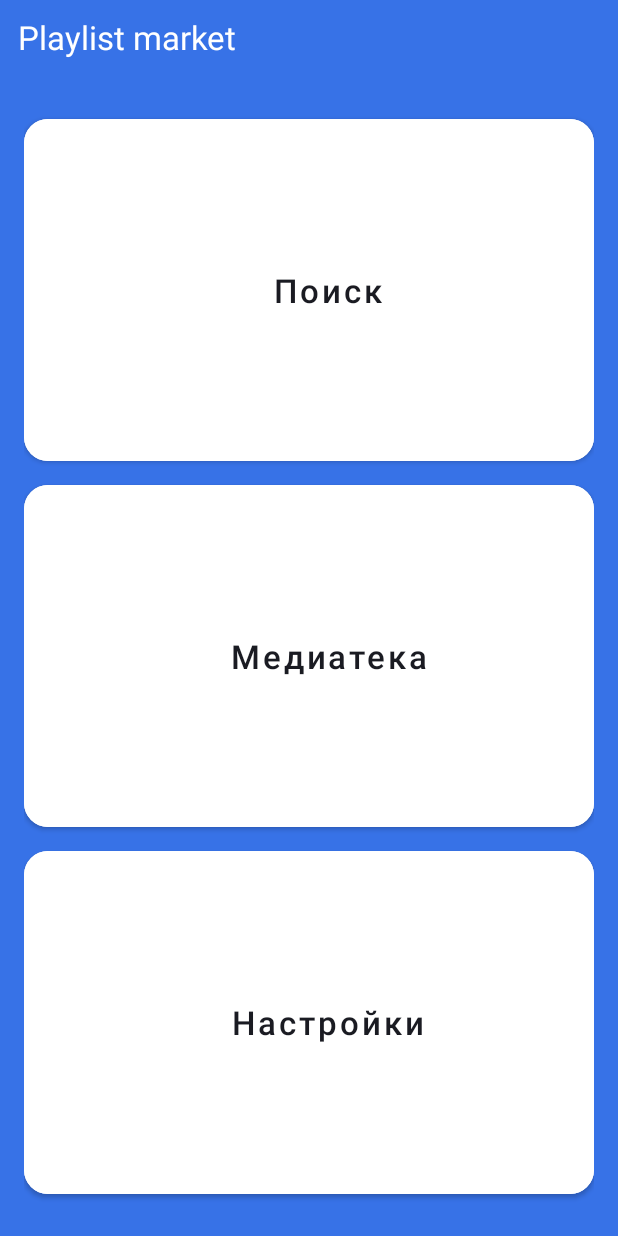
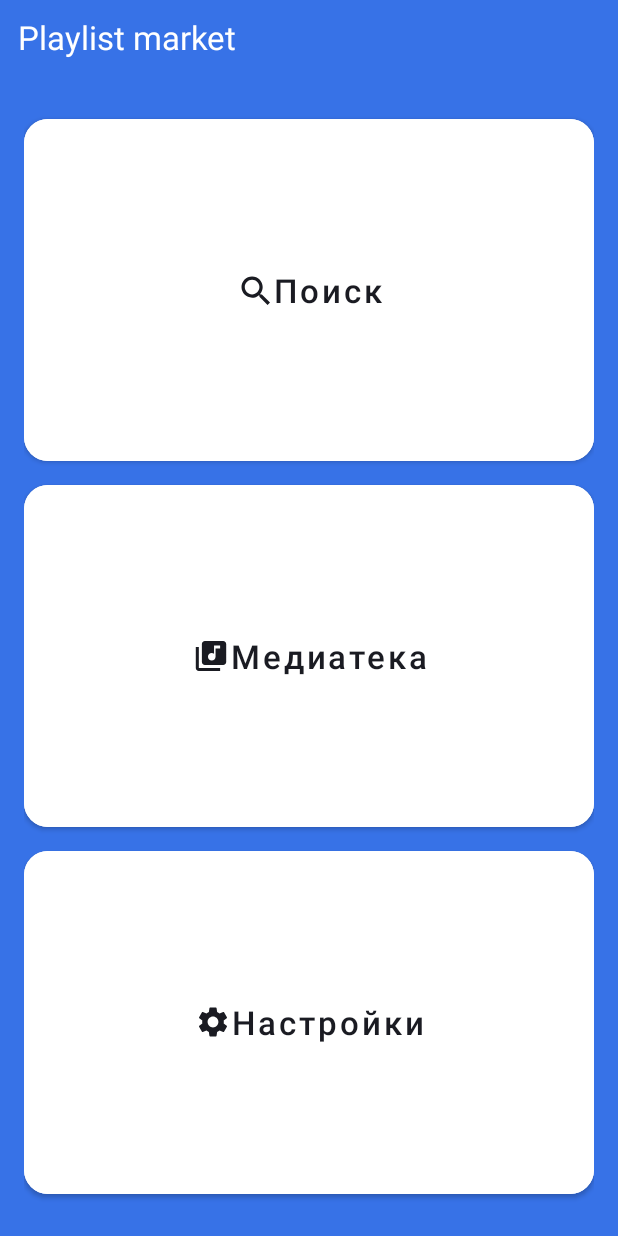
Before and after one commit to Sevlaria/PlaylistMaker, an Android app: the screen it shows after launch (MainActivity), on a phone screen of 412 x 824 dp. Run offline under Robolectric (Android 15) with nearby library versions, the phone set to English and light mode, and no system bars.

Commit message:
Последнее изменение

```diff
--- a/app/src/main/AndroidManifest.xml
+++ b/app/src/main/AndroidManifest.xml
@@ -11,6 +11,12 @@
         android:supportsRtl="true"
         android:theme="@style/Theme.MaterialComponents.DayNight.NoActionBar"
         tools:targetApi="31">
+        <activity android:name=".MediaActivity"
+            android:exported="false" />
+        <activity android:name=".SearchingActivity"
+            android:exported="false" />
+        <activity android:name=".SettingsActivity"
+            android:exported="false" />
         <activity
             android:name=".MainActivity"
             android:exported="true">
--- a/app/src/main/java/com/example/playlistmaker/MainActivity.kt
+++ b/app/src/main/java/com/example/playlistmaker/MainActivity.kt
@@ -1,11 +1,30 @@
 package com.example.playlistmaker
 
+import android.content.Intent
 import androidx.appcompat.app.AppCompatActivity
 import android.os.Bundle
+import android.widget.Button
 
 class MainActivity : AppCompatActivity() {
     override fun onCreate(savedInstanceState: Bundle?) {
         super.onCreate(savedInstanceState)
         setContentView(R.layout.activity_main)
+
+        val buttonSearch = findViewById<Button>(R.id.button_search)
+        val buttonSettings = findViewById<Button>(R.id.button_settings)
+        val buttonMedia = findViewById<Button>(R.id.button_media)
+
+        buttonSearch.setOnClickListener{
+            val intentDisplay = Intent(this, SearchingActivity::class.java)
+            startActivity(intentDisplay)
+        }
+        buttonSettings.setOnClickListener{
+            val intentDisplay = Intent(this, SettingsActivity::class.java)
+            startActivity(intentDisplay)
+        }
+        buttonMedia.setOnClickListener{
+            val intentDisplay = Intent(this, MediaActivity::class.java)
+            startActivity(intentDisplay)
+        }
     }
 }
--- a/app/src/main/res/layout/activity_main.xml
+++ b/app/src/main/res/layout/activity_main.xml
@@ -5,7 +5,7 @@
     android:layout_height="match_parent"
     android:orientation="vertical"
     android:background="@color/background"
-    android:paddingHorizontal="0dp">
+    android:paddingHorizontal="@dimen/size_0">
 
 
     <TextView
@@ -13,14 +13,14 @@
         android:layout_height="wrap_content"
         android:text="@string/name_list"
         android:layout_gravity="start"
-        android:paddingStart="12dp"
-        android:paddingTop="10dp"
-        android:paddingBottom="12dp"
-        android:layout_marginVertical="0dp"
+        android:paddingStart="@dimen/size_12"
+        android:paddingTop="@dimen/size_10"
+        android:paddingBottom="@dimen/size_12"
+        android:layout_marginVertical="@dimen/size_0"
         android:paddingEnd="62dp"
         android:textColor="@color/white"
-        android:layout_marginTop="0dp"
-        android:textSize="22sp"
+        android:layout_marginTop="@dimen/size_0"
+        android:textSize="@dimen/size_22sp"
         android:layout_marginBottom="@dimen/radius"/>
 
     <LinearLayout
@@ -32,60 +32,63 @@
        >
 
         <Button
+            android:id="@+id/button_search"
             android:layout_width="match_parent"
-            android:layout_height="0dp"
+            android:layout_height="@dimen/size_0"
             android:layout_marginTop="28dp"
             android:layout_marginBottom="@dimen/padding_8"
             android:layout_weight="1"
             android:backgroundTint="@color/white"
-            android:insetTop="0dp"
-            android:insetBottom="0dp"
+            android:insetTop="@dimen/size_0"
+            android:insetBottom="@dimen/size_0"
             android:text="@string/search"
             android:textAllCaps="false"
             android:textColor="@color/YPBlack"
-            android:textSize="22sp"
+            android:textSize="@dimen/size_22sp"
             app:cornerRadius="@dimen/radius"
             app:icon="@drawable/button_search"
             app:iconGravity="textStart"
-            app:iconPadding="0dp"
-            app:iconTint="" />
+            app:iconPadding="@dimen/size_0"
+            app:iconTint="@color/YPBlack" />
 
         <Button
+            android:id="@+id/button_media"
             android:layout_width="match_parent"
-            android:layout_height="0dp"
+            android:layout_height="@dimen/size_0"
             android:layout_marginVertical="@dimen/padding_8"
             android:layout_weight="1"
             android:backgroundTint="@color/white"
-            android:insetTop="0dp"
-            android:insetBottom="0dp"
+            android:insetTop="@dimen/size_0"
+            android:insetBottom="@dimen/size_0"
             android:text="@string/media"
             android:textAllCaps="false"
             android:textColor="@color/YPBlack"
-            android:textSize="22sp"
+            android:textSize="@dimen/size_22sp"
             app:cornerRadius="@dimen/radius"
             app:icon="@drawable/media_music"
             app:iconGravity="textStart"
-            app:iconPadding="0dp"
-            app:iconTint="" />
+            app:iconPadding="@dimen/size_0"
+            app:iconTint="@color/YPBlack" />
 
         <Button
+            android:id="@+id/button_settings"
             android:layout_width="match_parent"
-            android:layout_height="0dp"
+            android:layout_height="@dimen/size_0"
             android:layout_marginTop="@dimen/padding_8"
             android:layout_marginBottom="28dp"
             android:layout_weight="1"
             android:backgroundTint="@color/white"
-            android:insetTop="0dp"
-            android:insetBottom="0dp"
+            android:insetTop="@dimen/size_0"
+            android:insetBottom="@dimen/size_0"
             android:text="@string/settings"
             android:textAllCaps="false"
             android:textColor="@color/YPBlack"
-            android:textSize="22sp"
+            android:textSize="@dimen/size_22sp"
             app:cornerRadius="@dimen/radius"
             app:icon="@drawable/set"
             app:iconGravity="textStart"
-            app:iconPadding="0dp"
-            app:iconTint="" />
+            app:iconPadding="@dimen/size_0"
+            app:iconTint="@color/YPBlack" />
 
     </LinearLayout>
 
--- /dev/null
+++ b/app/src/main/res/layout/activity_media.xml
@@ -0,0 +1,6 @@
+<?xml version="1.0" encoding="utf-8"?>
+<androidx.constraintlayout.widget.ConstraintLayout xmlns:android="http://schemas.android.com/apk/res/android"
+    android:layout_width="match_parent"
+    android:layout_height="match_parent">
+
+</androidx.constraintlayout.widget.ConstraintLayout>
--- /dev/null
+++ b/app/src/main/res/layout/activity_searching.xml
@@ -0,0 +1,6 @@
+<?xml version="1.0" encoding="utf-8"?>
+<androidx.constraintlayout.widget.ConstraintLayout xmlns:android="http://schemas.android.com/apk/res/android"
+    android:layout_width="match_parent"
+    android:layout_height="match_parent">
+
+</androidx.constraintlayout.widget.ConstraintLayout>
--- a/app/src/main/res/values/Dimensions.xml
+++ b/app/src/main/res/values/Dimensions.xml
@@ -2,4 +2,12 @@
 <resources>
     <dimen name="radius">16dp</dimen>
     <dimen name="padding_8">8dp</dimen>
+    <dimen name="size_0">0dp</dimen>
+    <dimen name="size_22sp">22sp</dimen>
+    <dimen name="size_12">12dp</dimen>
+    <dimen name="size_24">24dp</dimen>
+    <dimen name="size_10">10dp</dimen>
+    <dimen name="size_18">18dp</dimen>
+    <dimen name="size_19">19dp</dimen>
+    <dimen name="size_21">21dp</dimen>
 </resources>
--- a/app/src/main/res/values/colors.xml
+++ b/app/src/main/res/values/colors.xml
@@ -4,4 +4,10 @@
     <color name="black">#FF000000</color>
     <color name="white">#FFFFFFFF</color>
     <color name="YPBlack">#1A1B22</color>
+    <color name="purple_200">#FFBB86FC</color>
+    <color name="purple_500">#FF6200EE</color>
+    <color name="purple_700">#FF3700B3</color>
+    <color name="teal_200">#FF03DAC5</color>
+    <color name="teal_700">#FF018786</color>
+
 </resources>
```
Also changed, not shown: app/src/main/java/com/example/playlistmaker/MediaActivity.kt (added, +11 -0 lines), app/src/main/java/com/example/playlistmaker/SearchingActivity.kt (added, +11 -0 lines), app/src/main/java/com/example/playlistmaker/SettingsActivity.kt (added, +21 -0 lines), app/src/main/res/drawable/acsept.xml (added, +9 -0 lines), app/src/main/res/drawable/light_mode.xml (added, +9 -0 lines), app/src/main/res/layout/activity_settings.xml (+28 -28 lines).
